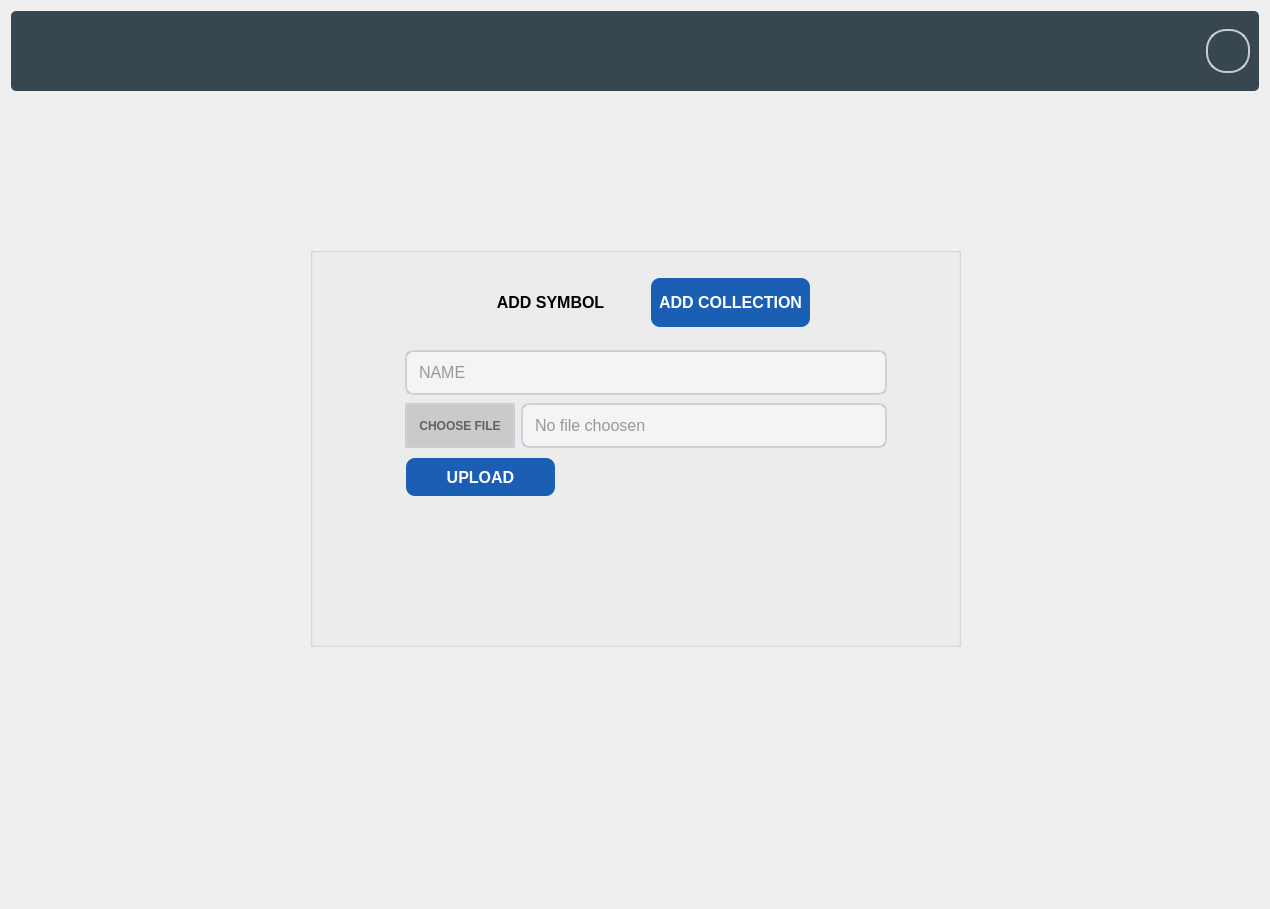
Old version of the form forms/add_collection_view.ui in the repository Abdel-RahmanSaied/SpecialsAid_frontEnd.
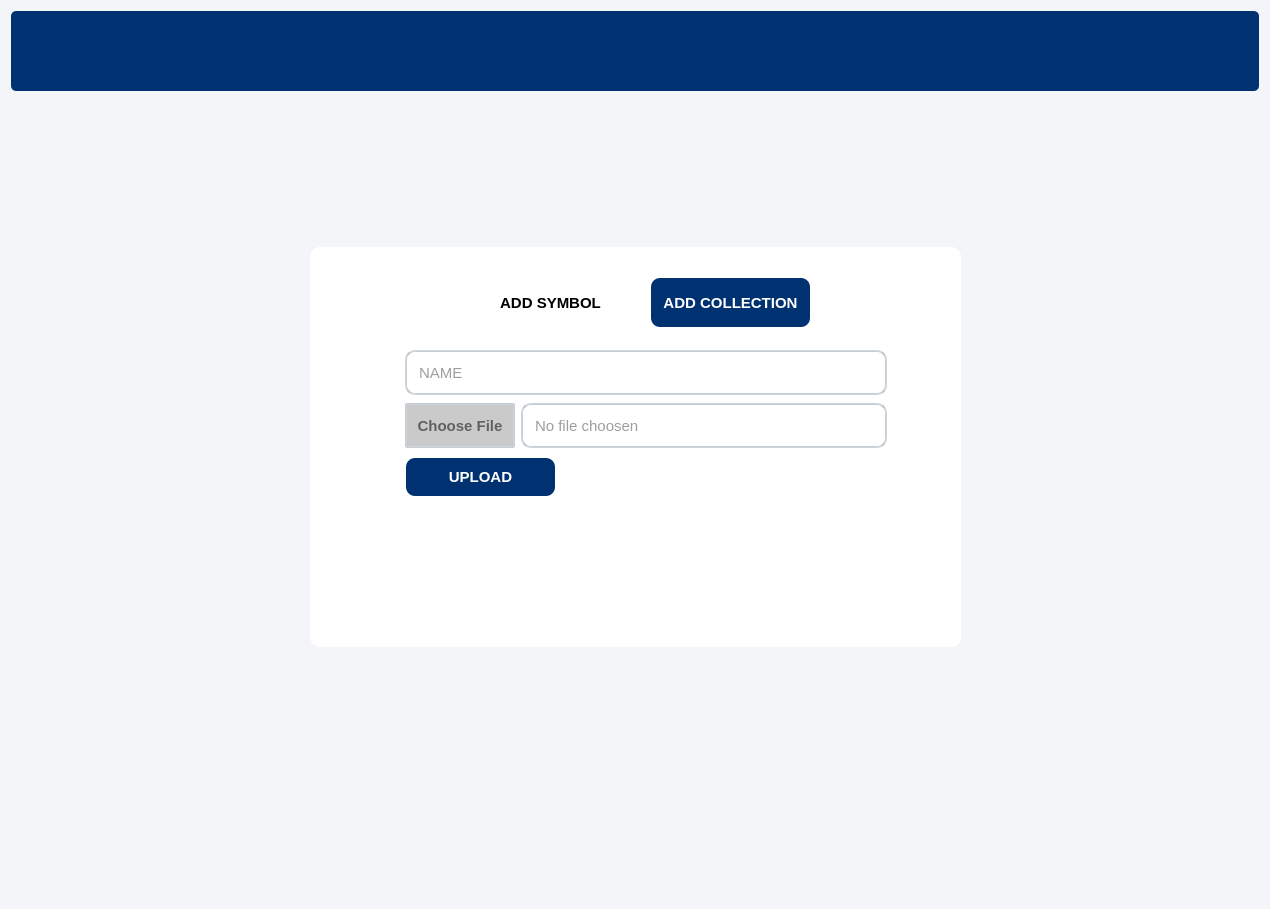
New version of the form. Icons and pictures are not drawn.

Patch:
```diff
--- a/forms/add_collection_view.ui
+++ b/forms/add_collection_view.ui
@@ -20,8 +20,8 @@
   </property>
   <property name="styleSheet">
    <string notr="true">
-QMainWindow {
-    background-color:#f5f5f5;
+QWidget {
+	background-color: rgb(243, 245, 249);
 }
 QPushButton, QToolButton, QCommandLinkButton{
     padding: 0 5px 0 5px;
@@ -477,7 +477,7 @@
       </size>
      </property>
      <property name="styleSheet">
-      <string notr="true">background-color: #38474f;
+      <string notr="true">background-color:rgb(0,49,113,255);
 border-radius:5% 5%;</string>
      </property>
      <property name="frameShape">
@@ -521,54 +521,6 @@
         </property>
        </widget>
       </item>
-      <item row="0" column="2">
-       <spacer name="horizontalSpacer_3">
-        <property name="orientation">
-         <enum>Qt::Horizontal</enum>
-        </property>
-        <property name="sizeHint" stdset="0">
-         <size>
-          <width>40</width>
-          <height>20</height>
-         </size>
-        </property>
-       </spacer>
-      </item>
-      <item row="0" column="3">
-       <widget class="QPushButton" name="pushButton">
-        <property name="minimumSize">
-         <size>
-          <width>44</width>
-          <height>44</height>
-         </size>
-        </property>
-        <property name="maximumSize">
-         <size>
-          <width>44</width>
-          <height>44</height>
-         </size>
-        </property>
-        <property name="cursor">
-         <cursorShape>PointingHandCursor</cursorShape>
-        </property>
-        <property name="styleSheet">
-         <string notr="true">border-radius:20% 20%;</string>
-        </property>
-        <property name="text">
-         <string/>
-        </property>
-        <property name="icon">
-         <iconset resource="app_resources.qrc">
-          <normaloff>:/icons/icons/icons8-do-not-disturb-ios-50.png</normaloff>:/icons/icons/icons8-do-not-disturb-ios-50.png</iconset>
-        </property>
-        <property name="iconSize">
-         <size>
-          <width>30</width>
-          <height>30</height>
-         </size>
-        </property>
-       </widget>
-      </item>
       <item row="0" column="0">
        <widget class="QPushButton" name="back_to_home_btn">
         <property name="minimumSize">
@@ -657,8 +609,14 @@
      <property name="font">
       <font>
        <family>Ubuntu</family>
+       <pointsize>-1</pointsize>
       </font>
      </property>
+     <property name="styleSheet">
+      <string notr="true">border-radius:10% 10%;
+background-color: rgb(255, 255, 255);
+font-size:15px;</string>
+     </property>
      <property name="title">
       <string/>
      </property>
@@ -674,7 +632,7 @@
       <property name="font">
        <font>
         <family>Ubuntu</family>
-        <pointsize>12</pointsize>
+        <pointsize>-1</pointsize>
         <weight>75</weight>
         <bold>true</bold>
        </font>
@@ -707,7 +665,7 @@
       <property name="font">
        <font>
         <family>Ubuntu</family>
-        <pointsize>12</pointsize>
+        <pointsize>-1</pointsize>
         <weight>75</weight>
         <bold>true</bold>
        </font>
@@ -716,7 +674,9 @@
        <string notr="true">*{border-radius:10% 10%;
 	border-color: rgb(255, 255, 255,0);
 color: rgb(255, 255, 255);
-background-color: rgb(26, 95, 180);}
+background-color:rgb(0,49,113,255);
+
+}
 QPushButton:hover{
 	background-color: rgb(53, 132, 228);
 }
@@ -738,7 +698,7 @@
       <property name="font">
        <font>
         <family>Ubuntu</family>
-        <pointsize>12</pointsize>
+        <pointsize>-1</pointsize>
         <weight>75</weight>
         <bold>true</bold>
        </font>
@@ -747,7 +707,7 @@
        <string notr="true">*{border-radius:10% 10%;
 	border-color: rgb(255, 255, 255,0);
 color: rgb(255, 255, 255);
-background-color: rgb(26, 95, 180);}
+background-color:rgb(0,49,113,255);}
 QPushButton:hover{
 	background-color: rgb(53, 132, 228);
 }
@@ -778,15 +738,20 @@
          <property name="font">
           <font>
            <family>Ubuntu</family>
-           <pointsize>12</pointsize>
+           <pointsize>-1</pointsize>
           </font>
          </property>
          <property name="styleSheet">
-          <string notr="true">padding:10px;</string>
+          <string notr="true">padding:10px;
+background-color: rgb(255, 255, 255);
+</string>
          </property>
          <property name="placeholderText">
           <string>NAME</string>
          </property>
+         <property name="clearButtonEnabled">
+          <bool>true</bool>
+         </property>
         </widget>
        </item>
        <item>
@@ -799,12 +764,20 @@
              <height>45</height>
             </size>
            </property>
+           <property name="font">
+            <font>
+             <family>Ubuntu</family>
+             <pointsize>-1</pointsize>
+             <weight>75</weight>
+             <bold>true</bold>
+            </font>
+           </property>
            <property name="styleSheet">
             <string notr="true">background-color: rgb(202, 202, 202);
 border-radius:1px;</string>
            </property>
            <property name="text">
-            <string>CHOOSE FILE</string>
+            <string>Choose File</string>
            </property>
           </widget>
          </item>
@@ -819,11 +792,12 @@
            <property name="font">
             <font>
              <family>Ubuntu</family>
-             <pointsize>12</pointsize>
+             <pointsize>-1</pointsize>
             </font>
            </property>
            <property name="styleSheet">
-            <string notr="true">padding:10px;</string>
+            <string notr="true">padding:10px;
+background-color: rgb(255, 255, 255);</string>
            </property>
            <property name="readOnly">
             <bool>true</bool>
@@ -831,6 +805,9 @@
            <property name="placeholderText">
             <string>No file choosen</string>
            </property>
+           <property name="clearButtonEnabled">
+            <bool>true</bool>
+           </property>
           </widget>
          </item>
         </layout>
```
Left out of the diff: 13 changed lines with no effect on the pictures.
